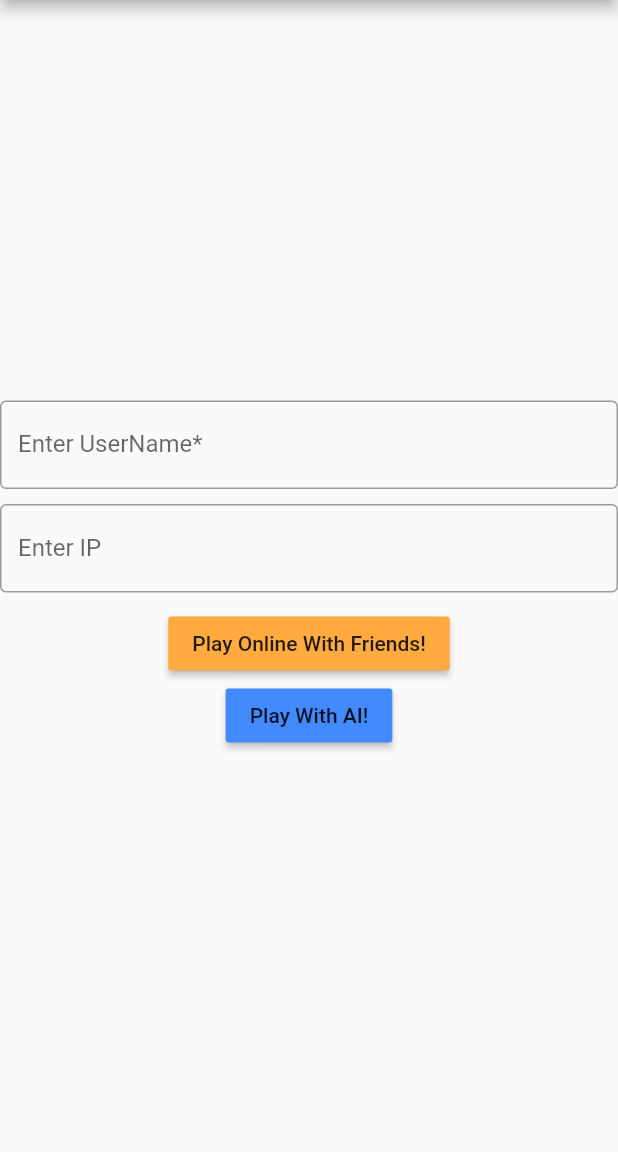
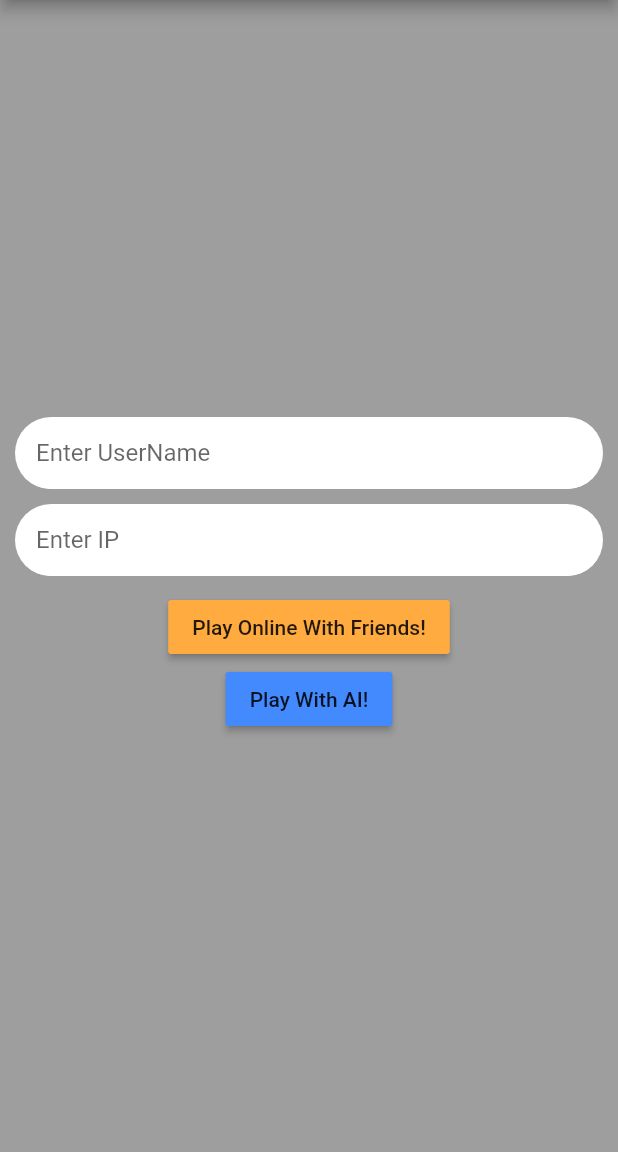
Before and after one commit to shubhz07/pictionary, a Flutter app: the HomePage screen opened directly, on a phone screen of 412 x 824 dp, the part 84-1236 px from its top. Run offline on Flutter 3.47's test engine with Material 2 defaults, Android fonts, the phone set to English and light mode, and no system bars; our stand-ins replace bloc, flutter_colorpicker, sliding_up_panel; statements that could not run were skipped.

Commit message:
Updated UI, Restructuring

```diff
--- /dev/null
+++ b/lib/src/screens/homePage.dart
@@ -0,0 +1,123 @@
+import 'package:flutter/cupertino.dart';
+import 'package:flutter/material.dart';
+import 'package:flutterapp/src/screens/drawingpage.dart';
+import 'package:flutterapp/src/screens/aipage.dart';
+
+class Ip{
+  final String ip;
+
+  Ip({this.ip});
+}
+
+class HomePage extends StatefulWidget {
+  HomePage({Key key, this.title}) : super(key:key);
+  final String title;
+
+  @override
+  _HomePageState createState() => _HomePageState();
+}
+
+class _HomePageState extends State<HomePage> {
+  Ip ipObj;
+  var _textControllerIP = new TextEditingController();
+  var _textUserName = new TextEditingController();
+
+  @override
+  Widget build(BuildContext context) {
+    ipObj = Ip(ip: "ws://192.168.225.220:6969/data");
+    return Scaffold(
+      appBar: AppBar(
+        title: Text('Pictionary'),
+        centerTitle: true,
+      ),
+      body: Center(
+        child: Container(
+          padding: EdgeInsets.symmetric(horizontal: 10),
+          color: Colors.grey,
+          child: Column(
+            mainAxisAlignment: MainAxisAlignment.center,
+            children: <Widget>[
+              TextField(
+                controller: _textUserName,
+                decoration: InputDecoration(
+                  filled: true,
+                  fillColor: Colors.white,
+                  hintText: 'Enter UserName',
+                  contentPadding:
+                  const EdgeInsets.only(left: 14.0, bottom: 8.0, top: 8.0),
+                  focusedBorder: OutlineInputBorder(
+                    borderSide: BorderSide(color: Colors.white),
+                    borderRadius: BorderRadius.circular(25.7),
+                  ),
+                  enabledBorder: UnderlineInputBorder(
+                    borderSide: BorderSide(color: Colors.white),
+                    borderRadius: BorderRadius.circular(25.7),
+                  ),
+                ),
+              ),
+              SizedBox(height: 10,),
+              TextField(
+                controller: _textControllerIP,
+                decoration: InputDecoration(
+                  filled: true,
+                  fillColor: Colors.white,
+                  hintText: 'Enter IP',
+                  contentPadding:
+                  const EdgeInsets.only(left: 14.0, bottom: 8.0, top: 8.0),
+                  focusedBorder: OutlineInputBorder(
+                    borderSide: BorderSide(color: Colors.white),
+                    borderRadius: BorderRadius.circular(25.7),
+                  ),
+                  enabledBorder: UnderlineInputBorder(
+                    borderSide: BorderSide(color: Colors.white),
+                    borderRadius: BorderRadius.circular(25.7),
+                  ),
+                ),
+              ),
+              SizedBox(height: 10,),
+//          Multiplayer page
+              RaisedButton(
+                onPressed: () {
+                  if(_textControllerIP.text.isNotEmpty){
+                    ipObj = Ip(ip: _textControllerIP.text);
+                  }
+                  if(_textUserName.text.isNotEmpty){
+                    var route = MaterialPageRoute(builder: (context) => DrawingPage(ipObj: ipObj, userName: _textUserName.text,));
+                    return Navigator.push(context, route);
+                  }
+                  else{
+                    return showDialog(
+                      context: context,
+                      builder: (_) => AlertDialog(
+                        title: Text("Oops!"),
+                        content: Text("Looks like you forgot to add UserName!"),
+                        actions: <Widget>[
+                          RaisedButton(onPressed: () async {Navigator.pop(context);}, child: Text("Ok", style: TextStyle(color:Colors.black),), color: Colors.grey,),
+                        ],
+                        elevation: 24.0,
+                      ),
+                      barrierDismissible: true,
+                    );
+                  }
+                },
+                child: Text('Play Online With Friends!'),
+                color: Colors.orangeAccent,
+                splashColor: Colors.green,
+              ),
+//          AI page
+              RaisedButton(
+                onPressed: () {
+                  var route = MaterialPageRoute(builder: (context) => AIPage(ipObj: ipObj));
+                  return Navigator.push(context, route);
+                },
+                child: Text('Play With AI!'),
+                color: Colors.blueAccent,
+                splashColor: Colors.green,
+              ),
+            ]
+          ),
+        ),
+      ),
+    );
+  }
+}
--- a/lib/src/widgets/homePage.dart
+++ /dev/null
@@ -1,97 +0,0 @@
-import 'package:flutter/cupertino.dart';
-import 'package:flutter/material.dart';
-import 'package:flutterapp/src/widgets/drawingpage.dart';
-import 'package:flutterapp/src/widgets/aipage.dart';
-
-class Ip{
-  final String ip;
-
-  Ip({this.ip});
-}
-
-class HomePage extends StatefulWidget {
-  HomePage({Key key, this.title}) : super(key:key);
-  final String title;
-
-  @override
-  _HomePageState createState() => _HomePageState();
-}
-
-class _HomePageState extends State<HomePage> {
-  Ip ipObj;
-  var _textControllerIP = new TextEditingController();
-  var _textUserName = new TextEditingController();
-
-  @override
-  Widget build(BuildContext context) {
-    ipObj = Ip(ip: "ws://192.168.225.220:6969/data");
-    return Scaffold(
-      appBar: AppBar(
-        title: Text('Pictionary'),
-        centerTitle: true,
-      ),
-      body: Center(
-        child: Column(
-          mainAxisAlignment: MainAxisAlignment.center,
-          children: <Widget>[
-            TextField(
-              controller: _textUserName,
-              decoration: InputDecoration(
-                border: OutlineInputBorder(),
-                labelText: "Enter UserName*",
-              ),
-            ),
-            SizedBox(height: 10,),
-            TextField(
-              controller: _textControllerIP,
-              decoration: InputDecoration(
-                border: OutlineInputBorder(),
-                labelText: "Enter IP",
-              ),
-            ),
-            SizedBox(height: 10,),
-//          Multiplayer page
-            RaisedButton(
-              onPressed: () {
-                if(_textControllerIP.text.isNotEmpty){
-                  ipObj = Ip(ip: _textControllerIP.text);
-                }
-                if(_textUserName.text.isNotEmpty){
-                  var route = MaterialPageRoute(builder: (context) => DrawingPage(ipObj: ipObj, userName: _textUserName.text,));
-                  return Navigator.push(context, route);
-                }
-                else{
-                  return showDialog(
-                    context: context,
-                    builder: (_) => AlertDialog(
-                      title: Text("Oops!"),
-                      content: Text("Looks like you forgot to add UserName!"),
-                      actions: <Widget>[
-                        RaisedButton(onPressed: () async {Navigator.pop(context);}, child: Text("Ok", style: TextStyle(color:Colors.black),), color: Colors.grey,),
-                      ],
-                      elevation: 24.0,
-                    ),
-                    barrierDismissible: true,
-                  );
-                }
-              },
-              child: Text('Play Online With Friends!'),
-              color: Colors.orangeAccent,
-              splashColor: Colors.green,
-            ),
-//          AI page
-            RaisedButton(
-              onPressed: () {
-                var route = MaterialPageRoute(builder: (context) => AIPage(ipObj: ipObj));
-                return Navigator.push(context, route);
-              },
-              child: Text('Play With AI!'),
-              color: Colors.blueAccent,
-              splashColor: Colors.green,
-            ),
-          ]
-        ),
-      ),
-    );
-  }
-}
```
Also changed, not shown: lib/src/screens/drawingpage.dart (renamed from lib/src/widgets/drawingpage.dart, +66 -76 lines), lib/src/models/drawing_functionality.dart (added), lib/src/network/server_comm.dart (added), lib/src/screens/aipage.dart (renamed from lib/src/widgets/aipage.dart).
